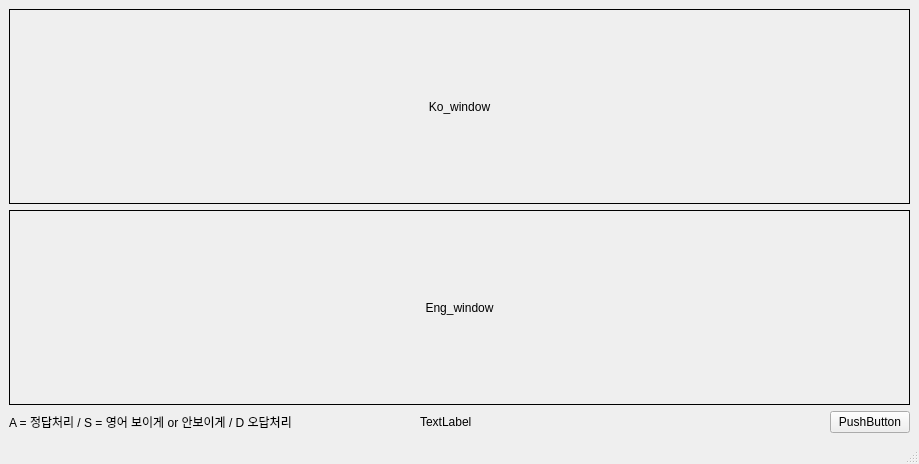
Old version of the form data/gui_v1.ui in the repository LHG4650/Memorizing_sentences.
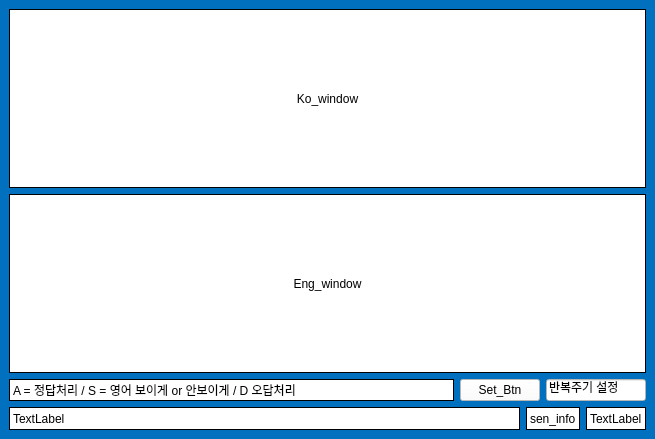
New version of the form.

The edit to the form file:
```diff
--- a/data/gui_v1.ui
+++ b/data/gui_v1.ui
@@ -6,8 +6,8 @@
    <rect>
     <x>0</x>
     <y>0</y>
-    <width>919</width>
-    <height>464</height>
+    <width>655</width>
+    <height>439</height>
    </rect>
   </property>
   <property name="sizePolicy">
@@ -17,7 +17,10 @@
    </sizepolicy>
   </property>
   <property name="windowTitle">
-   <string>MainWindow</string>
+   <string>Gun's sentence Memorizer</string>
+  </property>
+  <property name="styleSheet">
+   <string notr="true">background-color: rgb(1, 112, 191);</string>
   </property>
   <widget class="QWidget" name="centralwidget">
    <property name="sizePolicy">
@@ -40,6 +43,9 @@
           <verstretch>0</verstretch>
          </sizepolicy>
         </property>
+        <property name="styleSheet">
+         <string notr="true">background-color: rgb(255, 255, 255);</string>
+        </property>
         <property name="frameShape">
          <enum>QFrame::Box</enum>
         </property>
@@ -62,6 +68,9 @@
           <verstretch>0</verstretch>
          </sizepolicy>
         </property>
+        <property name="styleSheet">
+         <string notr="true">background-color: rgb(255, 255, 255);</string>
+        </property>
         <property name="frameShape">
          <enum>QFrame::Box</enum>
         </property>
@@ -86,37 +95,125 @@
             <verstretch>0</verstretch>
            </sizepolicy>
           </property>
+          <property name="styleSheet">
+           <string notr="true">background-color: rgb(255, 255, 255);</string>
+          </property>
           <property name="frameShape">
-           <enum>QFrame::NoFrame</enum>
+           <enum>QFrame::Box</enum>
           </property>
           <property name="text">
            <string>A = 정답처리 / S = 영어 보이게 or 안보이게 / D 오답처리</string>
           </property>
          </widget>
         </item>
-        <item>
-         <widget class="QLabel" name="label_3">
-          <property name="sizePolicy">
-           <sizepolicy hsizetype="Expanding" vsizetype="Minimum">
-            <horstretch>0</horstretch>
-            <verstretch>0</verstretch>
-           </sizepolicy>
-          </property>
-          <property name="text">
-           <string>TextLabel</string>
-          </property>
-         </widget>
-        </item>
         <item>
          <widget class="QPushButton" name="pushButton">
           <property name="sizePolicy">
-           <sizepolicy hsizetype="Minimum" vsizetype="Minimum">
+           <sizepolicy hsizetype="Preferred" vsizetype="Minimum">
             <horstretch>0</horstretch>
             <verstretch>0</verstretch>
            </sizepolicy>
           </property>
+          <property name="styleSheet">
+           <string notr="true">background-color: rgb(255, 255, 255);</string>
+          </property>
           <property name="text">
-           <string>PushButton</string>
+           <string>Set_Btn</string>
+          </property>
+         </widget>
+        </item>
+        <item>
+         <widget class="QLineEdit" name="intval_set">
+          <property name="sizePolicy">
+           <sizepolicy hsizetype="Fixed" vsizetype="Fixed">
+            <horstretch>0</horstretch>
+            <verstretch>0</verstretch>
+           </sizepolicy>
+          </property>
+          <property name="minimumSize">
+           <size>
+            <width>100</width>
+            <height>0</height>
+           </size>
+          </property>
+          <property name="maximumSize">
+           <size>
+            <width>50</width>
+            <height>16777215</height>
+           </size>
+          </property>
+          <property name="styleSheet">
+           <string notr="true">background-color: rgb(255, 255, 255);</string>
+          </property>
+          <property name="text">
+           <string>반복주기 설정</string>
+          </property>
+         </widget>
+        </item>
+       </layout>
+      </item>
+      <item>
+       <layout class="QHBoxLayout" name="horizontalLayout_4">
+        <item>
+         <widget class="QLabel" name="status_view">
+          <property name="sizePolicy">
+           <sizepolicy hsizetype="Expanding" vsizetype="Minimum">
+            <horstretch>0</horstretch>
+            <verstretch>0</verstretch>
+           </sizepolicy>
+          </property>
+          <property name="minimumSize">
+           <size>
+            <width>0</width>
+            <height>23</height>
+           </size>
+          </property>
+          <property name="maximumSize">
+           <size>
+            <width>16777215</width>
+            <height>23</height>
+           </size>
+          </property>
+          <property name="styleSheet">
+           <string notr="true">background-color: rgb(255, 255, 255);</string>
+          </property>
+          <property name="frameShape">
+           <enum>QFrame::Box</enum>
+          </property>
+          <property name="text">
+           <string>TextLabel</string>
+          </property>
+         </widget>
+        </item>
+        <item>
+         <widget class="QLabel" name="sen_info">
+          <property name="styleSheet">
+           <string notr="true">background-color: rgb(255, 255, 255);</string>
+          </property>
+          <property name="frameShape">
+           <enum>QFrame::Box</enum>
+          </property>
+          <property name="text">
+           <string>sen_info</string>
+          </property>
+         </widget>
+        </item>
+        <item>
+         <widget class="QLabel" name="mode_state">
+          <property name="sizePolicy">
+           <sizepolicy hsizetype="Preferred" vsizetype="Preferred">
+            <horstretch>0</horstretch>
+            <verstretch>0</verstretch>
+           </sizepolicy>
+          </property>
+          <property name="styleSheet">
+           <string notr="true">background-color: rgb(255, 255, 255);</string>
+          </property>
+          <property name="frameShape">
+           <enum>QFrame::Box</enum>
+          </property>
+          <property name="text">
+           <string>TextLabel</string>
           </property>
          </widget>
         </item>
@@ -126,17 +223,6 @@
     </item>
    </layout>
   </widget>
-  <widget class="QMenuBar" name="menubar">
-   <property name="geometry">
-    <rect>
-     <x>0</x>
-     <y>0</y>
-     <width>919</width>
-     <height>21</height>
-    </rect>
-   </property>
-  </widget>
-  <widget class="QStatusBar" name="statusbar"/>
  </widget>
  <resources/>
  <connections/>
```
